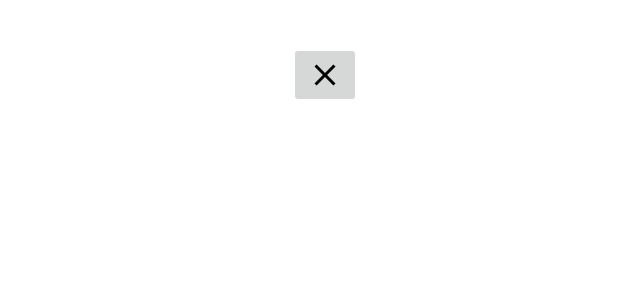
After one commit to FranciscoAnnoni/offerHub, an Android app built with Jetpack Compose: the layout item_queja.xml on its own in the app's theme, with its tools: preview values and no code run, on a phone screen of 412 x 824 dp. The commit adds this screen. Shown: the top 300 px of the screen. Run offline under Robolectric (Android 15) with nearby library versions, the light colour scheme and no system bars.

Commit message:
intento de merge con main

```diff
--- a/Frontend/app/src/main/java/com/example/offerhub/fragments/admin/HomeAdminFragment.kt
+++ b/Frontend/app/src/main/java/com/example/offerhub/fragments/admin/HomeAdminFragment.kt
@@ -57,8 +57,6 @@ class HomeAdminFragment : Fragment(R.layout.fragment_home_admin), PromocionFragm
 
     override fun onViewCreated(view: View, savedInstanceState: Bundle?) {
         super.onViewCreated(view, savedInstanceState)
-        var instancia = InterfaceSinc()
-        var funciones = Funciones()
         val userViewModel = UserViewModelSingleton.getUserViewModel()
         val promosContainer = view.findViewById<LinearLayout>(R.id.containerPromos)
         val listView = view.findViewById<GridView>(R.id.promocionesGridView)
@@ -103,7 +101,7 @@ class HomeAdminFragment : Fragment(R.layout.fragment_home_admin), PromocionFragm
             if(userViewModel.usuario==null){
                 userViewModel.usuario = Funciones().traerUsuarioActual()
             }else {
-                Log.d("YA Existe usuario",userViewModel.usuario!!.nombre)
+                Log.d("Ya Existe usuario",userViewModel.usuario!!.nombre)
             }
             if(userViewModel.listadoDePromosDisp==null || userViewModel.listadoDePromosDisp.size==0){
                 userViewModel.listadoDePromosDisp = FuncionesPartners().obtenerPromosPendientes()
--- a/Frontend/app/src/main/java/com/example/offerhub/fragments/admin/PromoDetailAdminFragment.kt
+++ b/Frontend/app/src/main/java/com/example/offerhub/fragments/admin/PromoDetailAdminFragment.kt
@@ -185,8 +185,7 @@ class PromoDetailAdminFragment: Fragment(R.layout.fragment_promo_detail_admin){
             promoTyC.text = promocion.tyc
             promoVigencia.text=promocion.obtenerTextoVigencia()
             coroutineScope.launch {
-                Log.d("PROMO DETAIL sucursales",promocion.sucursales!!.size.toString())
-                val sucursales = promocion.idSucursales ?: emptyList() // Asume que `sucursales` es una lista de Strings en tu objeto `promocion`
+                val sucursales = promocion.sucursales ?: emptyList() // Asume que `sucursales` es una lista de Strings en tu objeto `promocion`
                 val sucursalAdapter = SucursalesAdapter(sucursales)
                 recyclerViewSucursales.adapter = sucursalAdapter
             }
@@ -194,9 +193,6 @@ class PromoDetailAdminFragment: Fragment(R.layout.fragment_promo_detail_admin){
             coroutineScope.launch {
                 promoComercio.text = Funciones().traerInfoComercio(promocion.comercio,"nombre")
                 val logoBitmap = Comercio(
-                    "",
-                    "",
-                    "","",""
                 ).base64ToBitmap(Funciones().traerLogoComercio(promocion.comercio))
                 if (logoBitmap != null) {
                     viewPagerProductImages.setImageBitmap(logoBitmap)
--- a/Frontend/app/src/main/java/com/example/offerhub/fragments/shopping/PromoDetailFragment.kt
+++ b/Frontend/app/src/main/java/com/example/offerhub/fragments/shopping/PromoDetailFragment.kt
@@ -256,7 +256,6 @@ class PromoDetailFragment: Fragment(R.layout.fragment_promo_detail){
             promoTyC.text = promocion.tyc
             promoVigencia.text=promocion.obtenerTextoVigencia()
             coroutineScope.launch {
-                Log.d("PROMO DETAIL sucursales",promocion.sucursales!!.size.toString())
                 val sucursales = promocion.sucursales ?: emptyList() // Asume que `sucursales` es una lista de Strings en tu objeto `promocion`
                 val sucursalAdapter = SucursalesAdapter(sucursales)
                 recyclerViewSucursales.adapter = sucursalAdapter
--- /dev/null
+++ b/Frontend/app/src/main/res/layout/item_queja.xml
@@ -0,0 +1,53 @@
+<?xml version="1.0" encoding="utf-8"?>
+<androidx.constraintlayout.widget.ConstraintLayout
+    xmlns:android="http://schemas.android.com/apk/res/android"
+    xmlns:app="http://schemas.android.com/apk/res-auto"
+    android:layout_width="match_parent"
+    android:layout_height="wrap_content">
+
+    <LinearLayout
+        app:layout_constraintTop_toTopOf="parent"
+        android:layout_width="wrap_content"
+        android:layout_height="wrap_content"
+        android:orientation="horizontal"
+        android:padding="8dp"
+        android:background="#FFFFFF"
+        app:layout_constraintStart_toStartOf="parent"
+        app:layout_constraintEnd_toEndOf="parent"
+        android:layout_marginTop="20dp"
+        android:layout_marginBottom="20dp"
+        >
+
+    <LinearLayout
+        android:layout_width="wrap_content"
+        android:layout_height="wrap_content"
+        android:orientation="horizontal"
+        android:layout_weight="1"
+        app:layout_constraintTop_toTopOf="parent"
+        app:layout_constraintStart_toStartOf="parent"
+        app:layout_constraintEnd_toStartOf="@id/deleteButton">
+
+        <TextView
+            android:id="@+id/textoQueja"
+            android:padding="5dp"
+            android:layout_width="wrap_content"
+            android:layout_height="wrap_content"
+            android:layout_marginLeft="5dp"
+            android:layout_marginRight="5dp"
+            android:textSize="16sp"
+            android:textStyle="bold"
+            android:layout_weight="1"
+            />
+
+        </LinearLayout>
+
+        <ImageButton
+            android:id="@+id/deleteButton"
+            android:layout_width="wrap_content"
+            android:layout_height="wrap_content"
+            android:src="@drawable/ic_close"
+            app:layout_constraintEnd_toEndOf="parent"
+            />
+    </LinearLayout>
+
+</androidx.constraintlayout.widget.ConstraintLayout>
```
Also changed, not shown: Frontend/app/src/main/java/com/example/offerhub/fragments/admin/NotificarErrorAdminFragment.kt (+9 -61 lines), Frontend/app/src/main/java/com/example/offerhub/fragments/admin/QuejasAdapter.kt (added, +59 -0 lines), Frontend/app/src/main/res/layout/fragment_notificar_error_admin.xml (+15 -41 lines).
